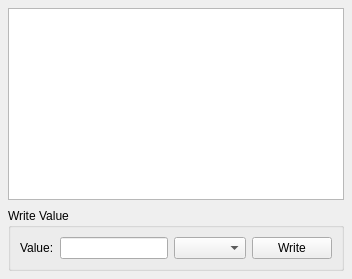
This is src/ui/widgets/attributeswidget.ui in sanny32/OpenUaExplorer as Qt 5 draws it before an edit. The edited form follows.
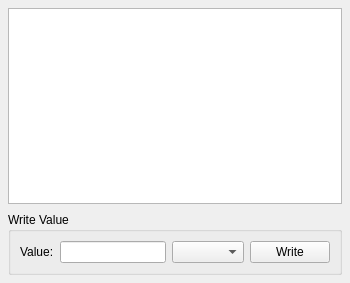
This is the edited form. Custom widgets are drawn as their Qt base class.

```diff
--- a/src/ui/widgets/attributeswidget.ui
+++ b/src/ui/widgets/attributeswidget.ui
@@ -2,6 +2,14 @@
 <ui version="4.0">
  <class>AttributesWidget</class>
  <widget class="QWidget" name="AttributesWidget">
+  <property name="geometry">
+   <rect>
+    <x>0</x>
+    <y>0</y>
+    <width>350</width>
+    <height>283</height>
+   </rect>
+  </property>
   <layout class="QVBoxLayout" name="verticalLayout">
    <property name="spacing">
     <number>8</number>
```
Left out of the diff: 6 changed lines with no effect on the pictures.
